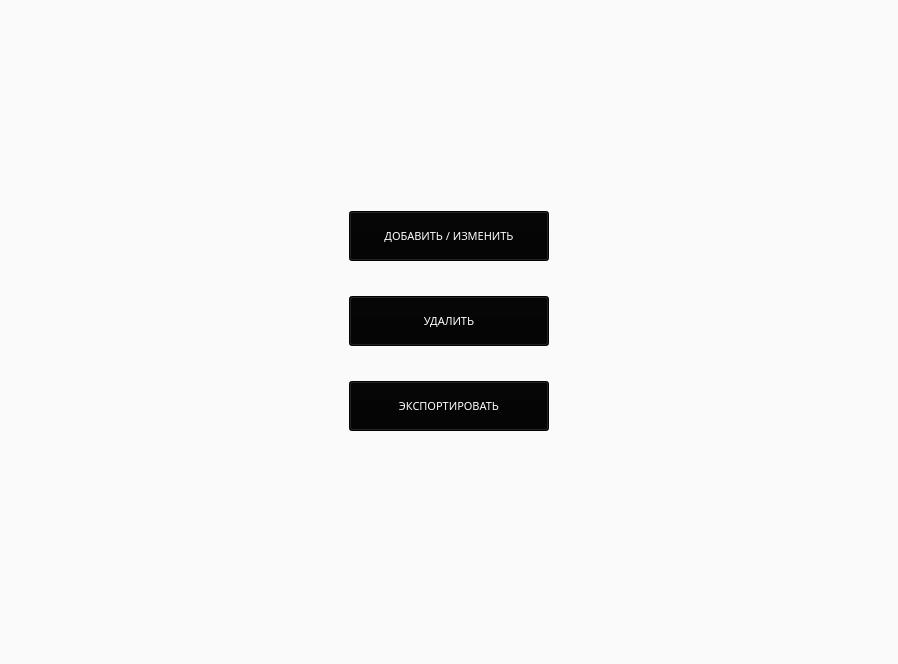
The window that main_window_design.ui (lllumineux/DDH) describes before a commit, drawn with Qt 5.
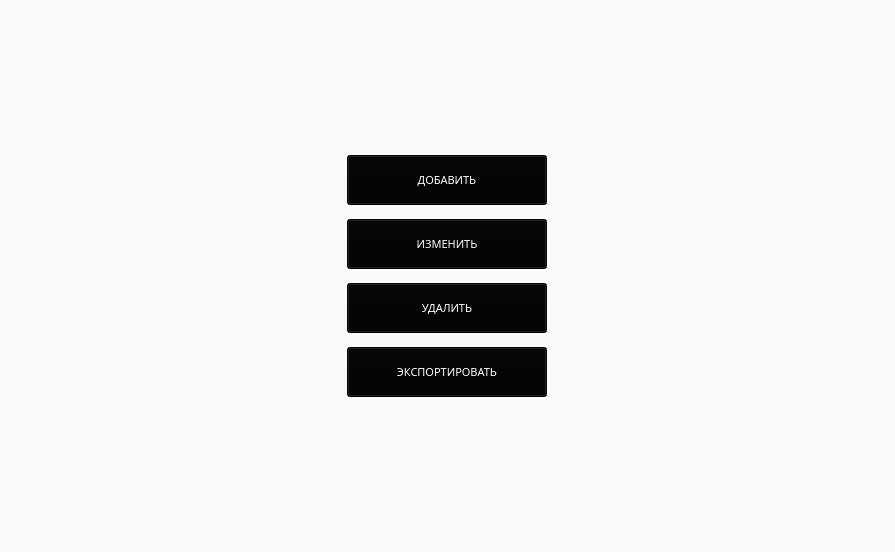
The same window after the commit.

Commit message:
Remake of main window
Кнопка добавить/изменить разделена на две кнопки, кнопка удалить стала рабочей, код оптимизирован и добавлены комментарии.

Diff of the .ui file:
```diff
--- a/main_window_design.ui
+++ b/main_window_design.ui
@@ -6,8 +6,8 @@
    <rect>
     <x>0</x>
     <y>0</y>
-    <width>898</width>
-    <height>664</height>
+    <width>895</width>
+    <height>552</height>
    </rect>
   </property>
   <property name="windowTitle">
@@ -102,12 +102,40 @@
           <string notr="true">background: #040404; color: #fff;</string>
          </property>
          <property name="text">
-          <string>ДОБАВИТЬ / ИЗМЕНИТЬ</string>
+          <string>ДОБАВИТЬ</string>
          </property>
         </widget>
        </item>
        <item>
-        <widget class="QPushButton" name="pushButton_2">
+        <widget class="QPushButton" name="btn_change">
+         <property name="sizePolicy">
+          <sizepolicy hsizetype="Fixed" vsizetype="Fixed">
+           <horstretch>0</horstretch>
+           <verstretch>0</verstretch>
+          </sizepolicy>
+         </property>
+         <property name="minimumSize">
+          <size>
+           <width>200</width>
+           <height>50</height>
+          </size>
+         </property>
+         <property name="font">
+          <font>
+           <family>Arial Black</family>
+           <pointsize>8</pointsize>
+          </font>
+         </property>
+         <property name="styleSheet">
+          <string notr="true">background: #040404; color: #fff;</string>
+         </property>
+         <property name="text">
+          <string>ИЗМЕНИТЬ</string>
+         </property>
+        </widget>
+       </item>
+       <item>
+        <widget class="QPushButton" name="btn_del">
          <property name="sizePolicy">
           <sizepolicy hsizetype="Fixed" vsizetype="Fixed">
            <horstretch>0</horstretch>
```
Left out of the diff: 6 changed lines with no effect on the pictures. The commit also changes 3 other files.
